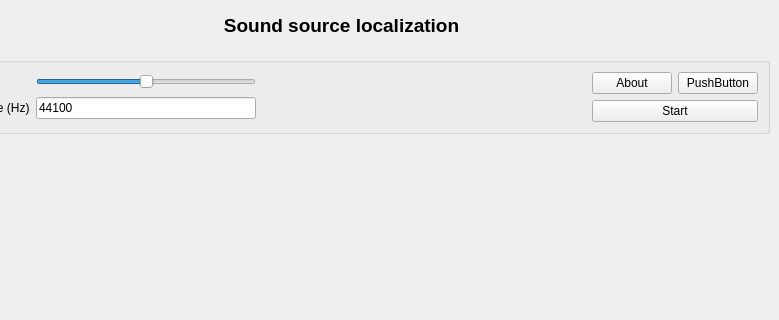
First picture: the form in main.ui, repository Gabbo-DEV/sound_source_localization, before the edit; both pictures show x 109 to 888 and y 0 to 320 of the 888 by 600 pixel window.
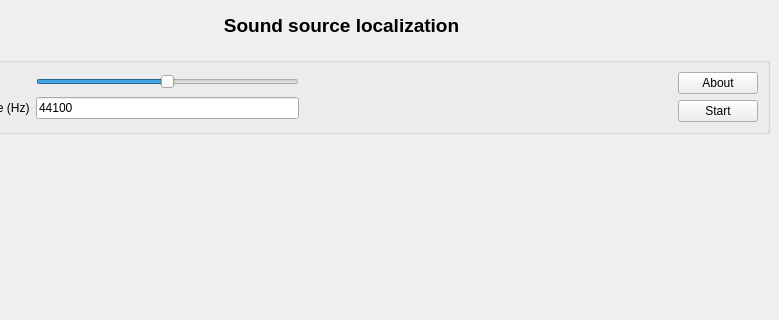
Second picture: the form after the edit.

Diff of the .ui file:
```diff
--- a/main.ui
+++ b/main.ui
@@ -56,13 +56,6 @@
                  </property>
                 </widget>
                </item>
-               <item row="0" column="1">
-                <widget class="QPushButton" name="pushButton_2">
-                 <property name="text">
-                  <string>PushButton</string>
-                 </property>
-                </widget>
-               </item>
               </layout>
              </item>
             </layout>
```
Left out of the diff: 45 changed lines with no effect on the pictures.
